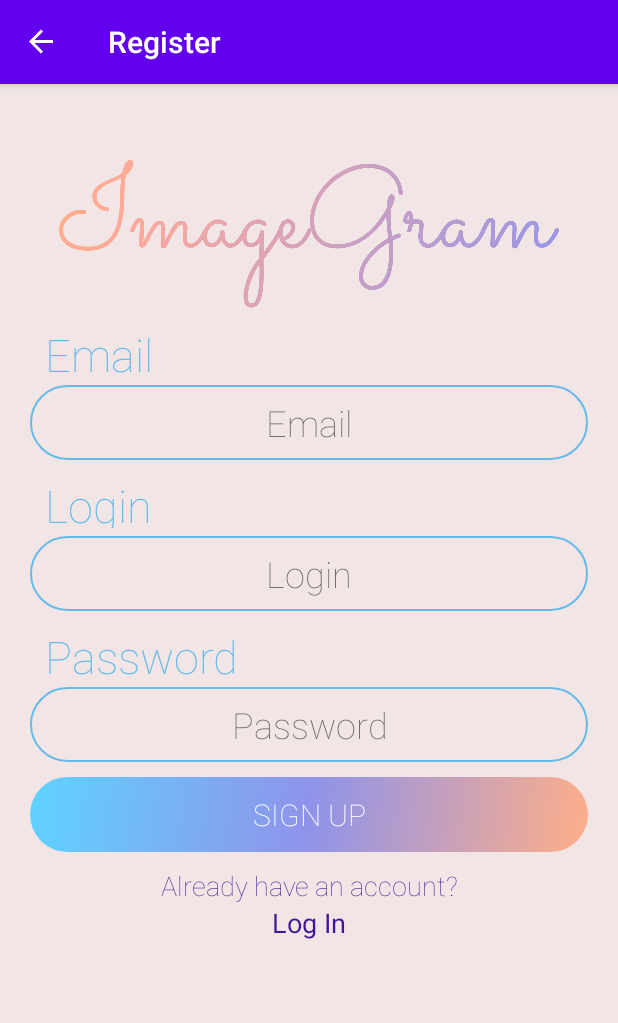
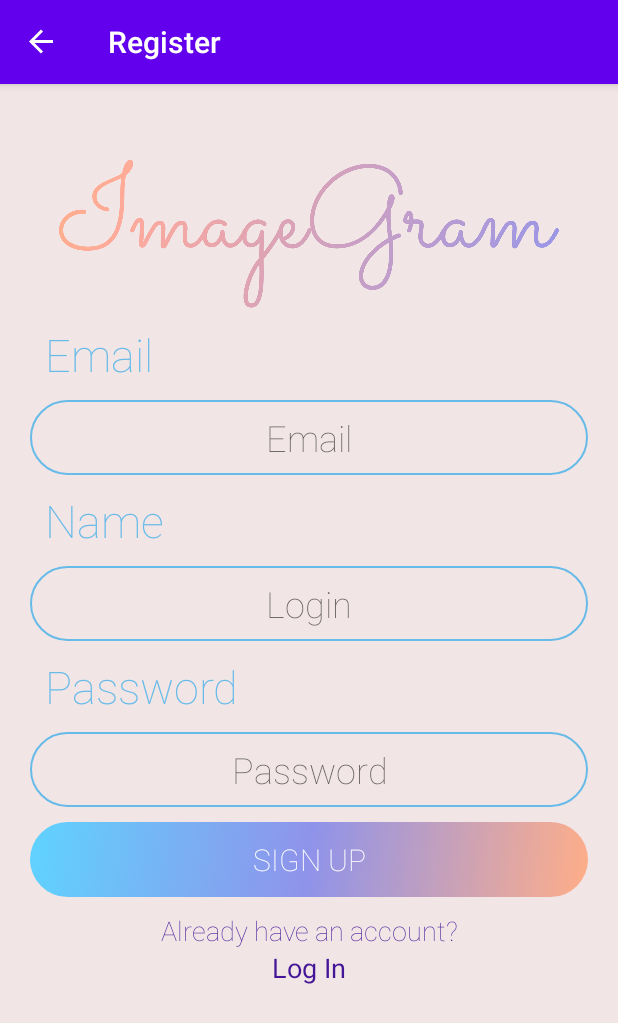
Before and after one commit to ImDeer/XImageAppX, an Android app: the RegisterFragment screen opened through its navigation route, on a phone screen of 412 x 824 dp. Shown: the top 1023 px of the screen. Run offline under Robolectric (Android 15) with nearby library versions, the phone set to English and light mode, and no system bars; our stand-ins replace Dagger/Hilt's generated code, Firebase (no records; nobody signed in at launch, a user with empty details on screens opened directly), navigation-ui, paging; libraries missing offline, so code that uses them is left out: com.canhub.cropper; plain views replace HeartProgressView.

Commit message:
bugs fixed

```diff
--- a/app/src/main/java/com/example/ximageappx/Utils.kt
+++ b/app/src/main/java/com/example/ximageappx/Utils.kt
@@ -1,13 +1,11 @@
 package com.example.ximageappx
 
 import android.content.Context
-import android.content.ContextWrapper
 import android.graphics.Bitmap
 import android.net.Uri
 import android.provider.MediaStore
 import android.widget.Toast
-import java.io.*
-import java.util.*
+import java.io.ByteArrayOutputStream
 
 fun String.isEmailValid(): Boolean {
     return this.isNotEmpty() && android.util.Patterns.EMAIL_ADDRESS.matcher(this).matches()
--- a/app/src/main/java/com/example/ximageappx/services/firebaseservice/FirebaseService.kt
+++ b/app/src/main/java/com/example/ximageappx/services/firebaseservice/FirebaseService.kt
@@ -128,9 +128,10 @@ class FirebaseService : IFirebaseService {
                 description,
                 Timestamp(System.currentTimeMillis()).toString(),
                 getCurrentUser()!!.uid,
-                uri.toString()
+                it.toString()
             )
             newPostRef.set(newPost)
+            callback()
         }
     }
 
--- a/app/src/main/res/layout/fragment_login.xml
+++ b/app/src/main/res/layout/fragment_login.xml
@@ -34,7 +34,7 @@
             <TextView
                 android:id="@+id/tv_email"
                 android:layout_width="wrap_content"
-                android:layout_height="35dp"
+                android:layout_height="45dp"
                 android:layout_marginStart="30dp"
                 android:layout_marginTop="10dp"
                 android:fontFamily="sans-serif-thin"
@@ -62,7 +62,7 @@
             <TextView
                 android:id="@+id/tv_pass"
                 android:layout_width="wrap_content"
-                android:layout_height="35dp"
+                android:layout_height="45dp"
                 android:layout_marginStart="30dp"
                 android:layout_marginTop="10dp"
                 android:fontFamily="sans-serif-thin"
--- a/app/src/main/res/layout/fragment_profile.xml
+++ b/app/src/main/res/layout/fragment_profile.xml
@@ -32,11 +32,11 @@
             <TextView
                 android:id="@+id/tv_prof_login"
                 android:layout_width="wrap_content"
-                android:layout_height="35dp"
+                android:layout_height="45dp"
                 android:layout_marginStart="30dp"
                 android:layout_marginTop="10dp"
                 android:fontFamily="sans-serif-thin"
-                android:text="@string/login"
+                android:text="@string/name"
                 android:textAllCaps="false"
                 android:textColor="@color/blue"
                 android:textSize="30sp" />
@@ -62,7 +62,7 @@
             <TextView
                 android:id="@+id/tv_email"
                 android:layout_width="wrap_content"
-                android:layout_height="35dp"
+                android:layout_height="45dp"
                 android:layout_marginStart="30dp"
                 android:layout_marginTop="10dp"
                 android:fontFamily="sans-serif-thin"
--- a/app/src/main/res/layout/fragment_register.xml
+++ b/app/src/main/res/layout/fragment_register.xml
@@ -30,7 +30,7 @@
             <TextView
                 android:id="@+id/tv_reg_email"
                 android:layout_width="wrap_content"
-                android:layout_height="35dp"
+                android:layout_height="45dp"
                 android:layout_marginStart="30dp"
                 android:layout_marginTop="10dp"
                 android:fontFamily="sans-serif-thin"
@@ -58,11 +58,11 @@
             <TextView
                 android:id="@+id/tv_reg_login"
                 android:layout_width="wrap_content"
-                android:layout_height="35dp"
+                android:layout_height="45dp"
                 android:layout_marginStart="30dp"
                 android:layout_marginTop="10dp"
                 android:fontFamily="sans-serif-thin"
-                android:text="@string/login"
+                android:text="@string/name"
                 android:textAllCaps="false"
                 android:textColor="#67BBE8"
                 android:textSize="30sp" />
@@ -86,7 +86,7 @@
             <TextView
                 android:id="@+id/tv_reg_pass"
                 android:layout_width="wrap_content"
-                android:layout_height="35dp"
+                android:layout_height="45dp"
                 android:layout_marginStart="30dp"
                 android:layout_marginTop="10dp"
                 android:fontFamily="sans-serif-thin"
```
Also changed, not shown: app/src/main/java/com/example/ximageappx/ui/details/DetailsFragment.kt (+1 -13 lines).
